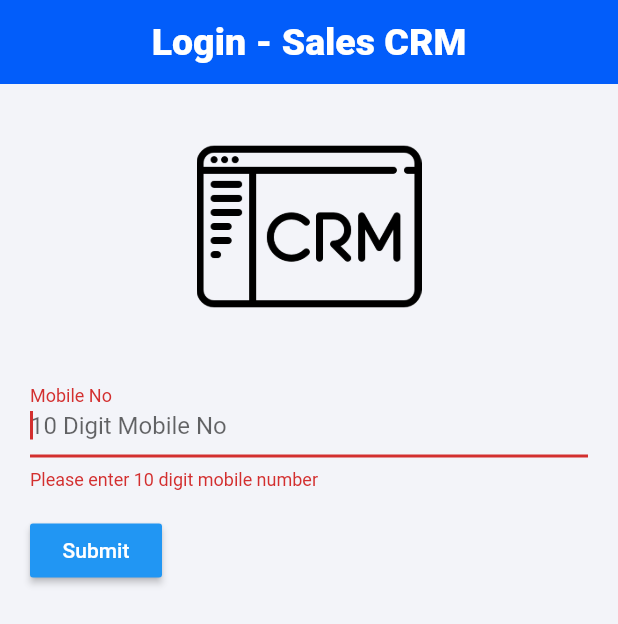
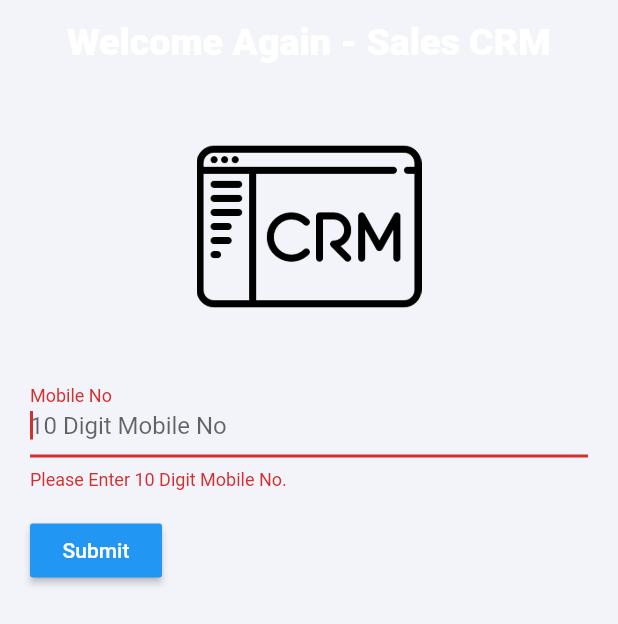
Before and after one commit to bajajmohit19/callLog_flutter, a Flutter app: the screen it shows after launch, after a tap on "Submit", on a phone screen of 412 x 824 dp. Shown: the top 624 px of the screen. Run offline on Flutter 3.47's test engine with Material 2 defaults, Android fonts, the phone set to English and light mode, and no system bars; drawn by our look-alikes of loading_overlay; our stand-ins replace flutter_icons, fluttertoast, open_file, page_transition, permission_handler, shared_preferences and 2 more; missing offline and left inert: call_log, date_range_picker, flutter_ffmpeg, mime_type, workmanager; accounts and stored records are empty.

Commit message:
Update login.dart
Header background color change, generic messages

```diff
--- a/lib/screens/login.dart
+++ b/lib/screens/login.dart
@@ -44,9 +44,9 @@ class Login extends StatelessWidget {
           child: Scaffold(
               appBar: AppBar(
                 centerTitle: true,
-                backgroundColor: Theme.of(context).primaryColor,
+                backgroundColor: Theme.of(context).backgroundColor,
                 title: Text(
-                  "Login - ${Constants.appName}",
+                  "Welcome Again - ${Constants.appName}",
                   style: TextStyle(
                     fontSize: 25,
                   ),
@@ -169,7 +169,7 @@ class _MyStatefulWidgetState extends State<MyStatefulWidget> {
               ),
               validator: (value) {
                 if (value.isEmpty || value.length != 10) {
-                  return 'Please enter 10 digit mobile number';
+                  return 'Please Enter 10 Digit Mobile No.';
                 }
                 return null;
               },
@@ -187,7 +187,7 @@ class _MyStatefulWidgetState extends State<MyStatefulWidget> {
                 ),
                 validator: (value) {
                   if (value.isEmpty) {
-                    return 'Please enter otp';
+                    return 'Please Enter OTP';
                   }
                   return null;
                 },
```
